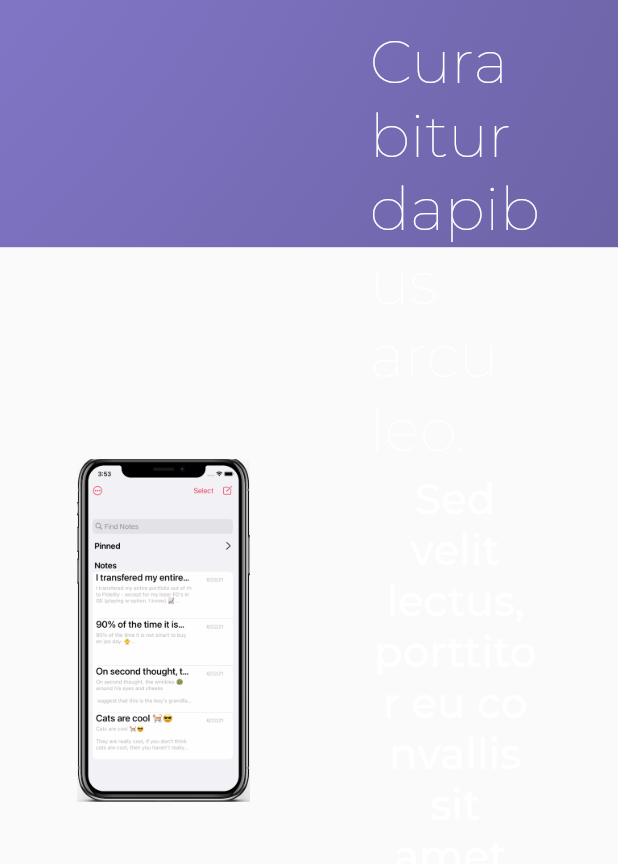
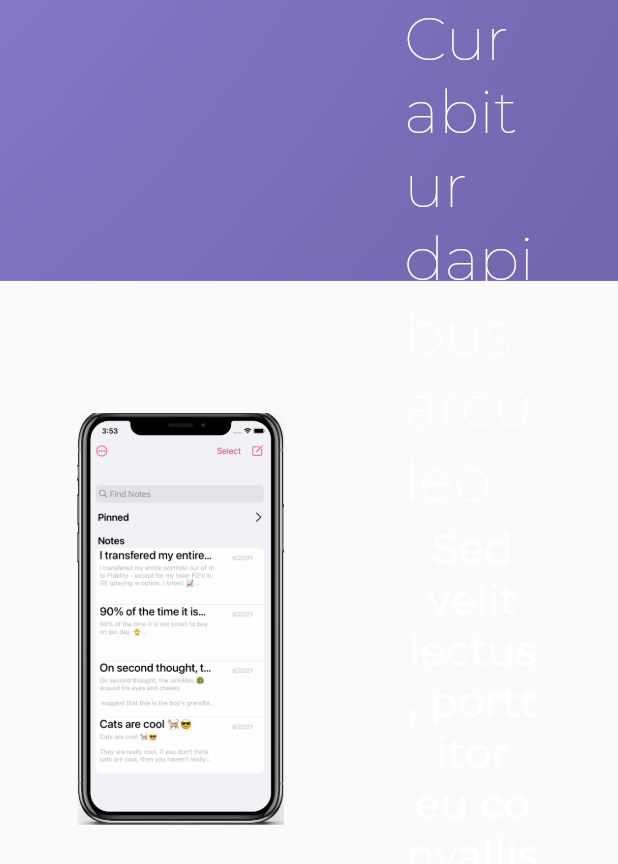
Before and after one commit to developameya/app_studio_website, a Flutter app: the HeroSection widget shown alone on an empty page, opened directly with empty values, on a phone screen of 412 x 824 dp. Shown: the top 864 px of the screen. Run offline on Flutter 3.47's test engine with Material 2 defaults, Android fonts, the phone set to English and light mode, and no system bars.

```diff
--- a/lib/Widgets/HeroSection.dart
+++ b/lib/Widgets/HeroSection.dart
@@ -16,7 +16,7 @@ class HeroSection extends StatelessWidget {
     return Stack(
       children: [
         Container(
-          height: screenSize.width / 2.5,
+          height: screenSize.width / 2.2,
           width: screenSize.width,
           decoration: BoxDecoration(
             gradient: radialGradient,
@@ -33,14 +33,14 @@ class HeroSection extends StatelessWidget {
                 : EdgeInsets.only(
                     right: screenSize.width / 8,
                     left: screenSize.width / 8,
-                    top: screenSize.height / 50,
+                    top: screenSize.width / 500,
                   ),
             child: Row(
               mainAxisAlignment: MainAxisAlignment.spaceBetween,
               children: [
                 Image.asset(
                   heroImage,
-                  height: screenSize.width / 1.8,
+                  height: screenSize.width / 1.5,
                 ),
                 SizedBox(width: 80),
                 Expanded(
```
Also changed, not shown: lib/Widgets/NavButton.dart (+7 -7 lines), lib/Widgets/TextFormatter.dart (+11 -0 lines).
